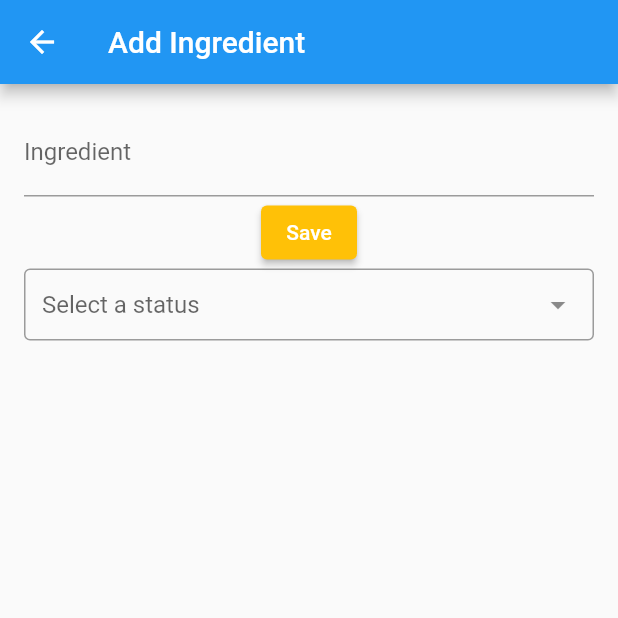
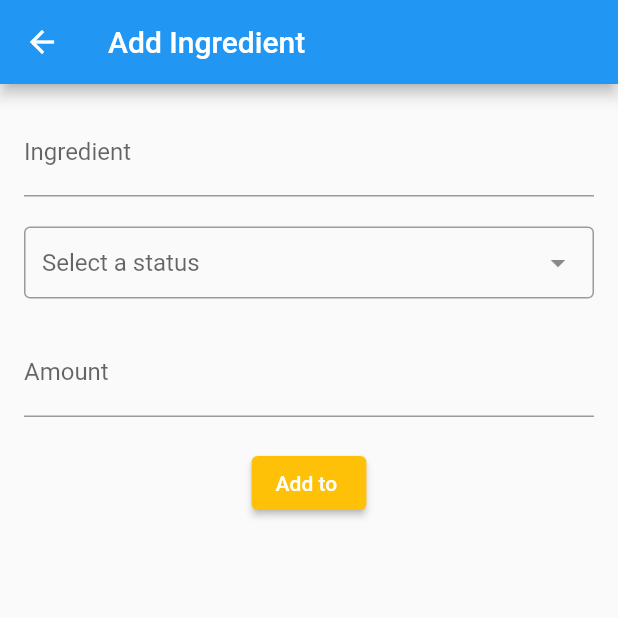
Before and after one commit to LucasJosefiak/recipe_app, a Flutter app: the RecipeDetailsScreen screen opened directly with empty values, after a tap on the "add" icon, on a phone screen of 412 x 824 dp, the top half of it. Run offline on Flutter 3.47's test engine with Material 2 defaults, Android fonts, the phone set to English and light mode, and no system bars; drawn by our look-alikes of dropdown_search; our stand-ins replace cloud_firestore, firebase_core; accounts and stored records are empty.

Commit message:
trying to make add ingredient work

```diff
--- a/lib/models/ingredient.dart
+++ b/lib/models/ingredient.dart
@@ -3,7 +3,7 @@ import 'package:groceries_app/models/unit.dart';
 
 class Ingredient {
   final String id;
-  final int amount;
+  final String amount;
   final Unit unit;
   final String name;
   final DateTime createdAt;
--- a/lib/screens/add_ingredient_screen.dart
+++ b/lib/screens/add_ingredient_screen.dart
@@ -1,4 +1,5 @@
 import 'package:flutter/material.dart';
+import 'package:groceries_app/models/recipe.dart';
 import 'package:groceries_app/widgets/add_ingredient.dart';
 
 class AddIngredientScreen extends StatelessWidget {
@@ -6,11 +7,14 @@ class AddIngredientScreen extends StatelessWidget {
 
   @override
   Widget build(BuildContext context) {
+    final loadedRecipe = ModalRoute.of(context).settings.arguments as Recipe;
     return Scaffold(
       appBar: AppBar(
         title: Text('Add Ingredient'),
       ),
-      body: AddIngredient(),
+      body: AddIngredient(
+        recipe: loadedRecipe,
+      ),
     );
   }
 }
--- a/lib/widgets/add_ingredient.dart
+++ b/lib/widgets/add_ingredient.dart
@@ -1,12 +1,18 @@
 import 'package:dropdown_search/dropdown_search.dart';
 import 'package:flutter/material.dart';
+import 'package:flutter/services.dart';
 import 'package:groceries_app/models/ingredient.dart';
+import 'package:groceries_app/models/recipe.dart';
 import 'package:groceries_app/models/unit.dart';
 import 'package:groceries_app/providers/recipes_provider.dart';
 import 'package:groceries_app/widgets/error_dialog.dart';
 import 'package:provider/provider.dart';
 
 class AddIngredient extends StatefulWidget {
+  final Recipe recipe;
+
+  const AddIngredient({Key key, @required this.recipe}) : super(key: key);
+
   @override
   _AddIngredientState createState() => _AddIngredientState();
 }
@@ -14,9 +20,10 @@ class AddIngredient extends StatefulWidget {
 class _AddIngredientState extends State<AddIngredient> {
   final _form = GlobalKey<FormState>();
 
+  Recipe loadedRecipe;
   String name;
   Unit unit;
-  int amount;
+  String amount;
 
   var _isLoading = false;
 
@@ -33,11 +40,11 @@ class _AddIngredientState extends State<AddIngredient> {
     });
     try {
       await Provider.of<RecipesProvider>(context, listen: false).addIngredient(
-        null,
+        loadedRecipe.id,
         Ingredient(
-          name: null,
-          amount: null,
-          unit: null,
+          name: name,
+          amount: amount,
+          unit: unit,
           createdAt: DateTime.now(),
         ),
       );
@@ -56,6 +63,7 @@ class _AddIngredientState extends State<AddIngredient> {
 
   @override
   Widget build(BuildContext context) {
+    final loadedRecipe = ModalRoute.of(context).settings.arguments as Recipe;
     return _isLoading
         ? Center(
             child: CircularProgressIndicator(),
@@ -83,13 +91,8 @@ class _AddIngredientState extends State<AddIngredient> {
                         name = value;
                       },
                     ),
-                    ElevatedButton(
-                      style: ButtonStyle(
-                        backgroundColor: MaterialStateProperty.all<Color>(
-                            Theme.of(context).accentColor),
-                      ),
-                      child: Text('Save'),
-                      onPressed: _saveForm,
+                    SizedBox(
+                      height: 20,
                     ),
                     DropdownSearch<Unit>(
                       hint: 'Select a status',
@@ -99,23 +102,38 @@ class _AddIngredientState extends State<AddIngredient> {
                         unit = value;
                       },
                     ),
-                    //  TextFormField(
-                    //   decoration: InputDecoration(
-                    //     labelText: 'Amount',
-                    //   ),
-                    //   textInputAction: TextInputAction.next,
-                    //   keyboardType: TextInputType.number,
-                    //   numberValidator: (value) {
-                    //     if (value != null && value.isEmpty && value.) {
-                    //       return 'Please provide a value.';
-                    //     }
-                    //     return null;
-                    //     // null means no error (coorect Form)
-                    //   },
-                    //   onSaved: (value) {
-                    //     amount = value;
-                    //   },
-                    // ),
+                    SizedBox(
+                      height: 20,
+                    ),
+                    TextFormField(
+                      decoration: InputDecoration(
+                        labelText: 'Amount',
+                      ),
+                      textInputAction: TextInputAction.next,
+                      inputFormatters: [FilteringTextInputFormatter.digitsOnly],
+                      keyboardType: TextInputType.number,
+                      validator: (value) {
+                        if (value != null && value.isEmpty) {
+                          return 'Please provide a value.';
+                        }
+                        return null;
+                        // null means no error (coorect Form)
+                      },
+                      onSaved: (value) {
+                        amount = value;
+                      },
+                    ),
+                    SizedBox(
+                      height: 20,
+                    ),
+                    ElevatedButton(
+                      style: ButtonStyle(
+                        backgroundColor: MaterialStateProperty.all<Color>(
+                            Theme.of(context).accentColor),
+                      ),
+                      child: Text('Add to ${loadedRecipe.title}'),
+                      onPressed: _saveForm,
+                    ),
                   ],
                 ),
               ),
```
